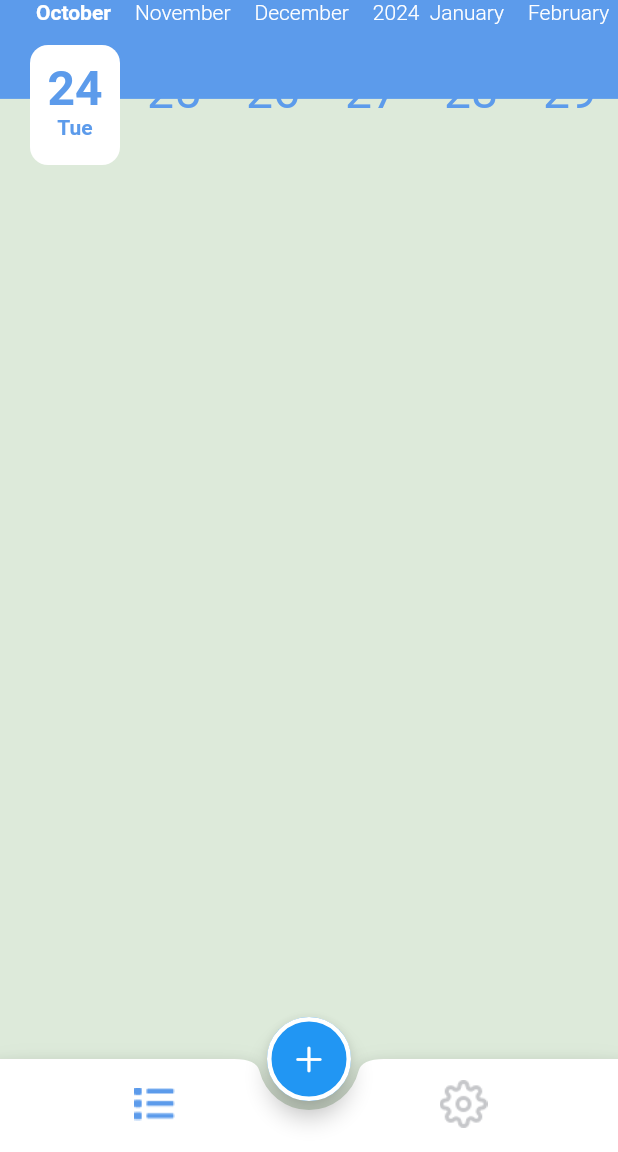
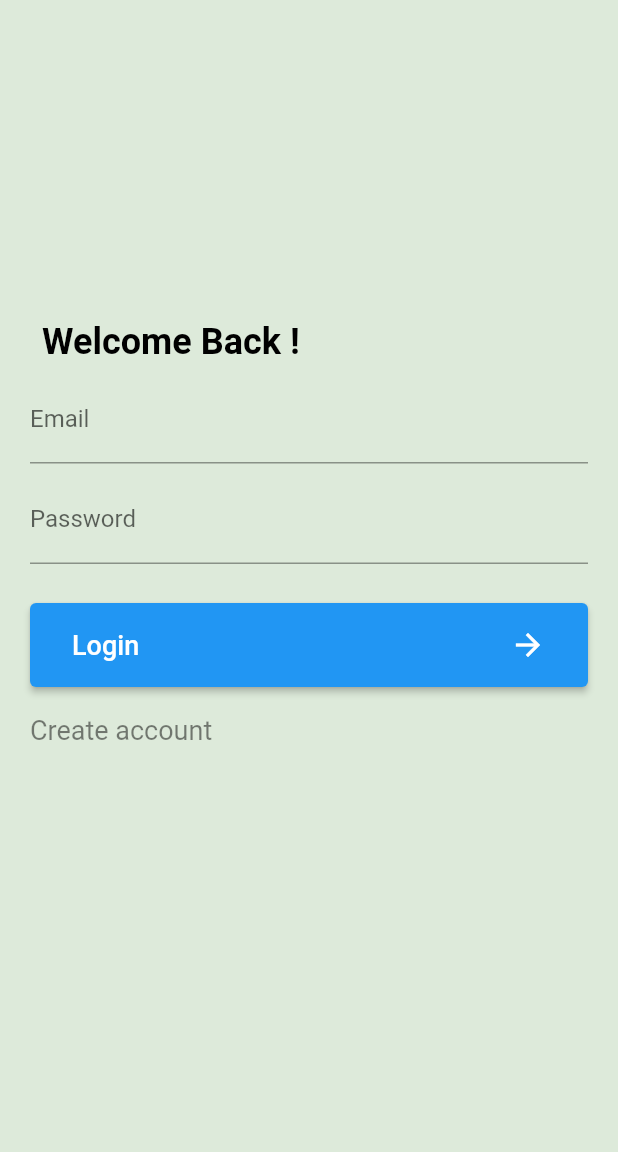
Before and after one commit to amrabdalsattar/todo_app, a Flutter app: the screen it shows after launch, on a phone screen of 412 x 824 dp, the part 84-1236 px from its top. Run offline on Flutter 3.47's test engine with Material 2 defaults, Android fonts, the phone set to English and light mode, and no system bars; drawn by our look-alikes of calendar_timeline; our stand-ins replace cloud_firestore, firebase_auth, firebase_core, flutter_slidable; accounts and stored records are empty.

```diff
--- a/lib/app.dart
+++ b/lib/app.dart
@@ -1,3 +1,5 @@
+import 'package:assignment_five_flutter/screens/auth/login/login.dart';
+import 'package:assignment_five_flutter/screens/auth/register/register.dart';
 import 'package:assignment_five_flutter/screens/home_screen.dart';
 import 'package:assignment_five_flutter/screens/splash.dart';
 import 'package:assignment_five_flutter/utils/app_theme.dart';
@@ -10,8 +12,11 @@ class MyApp extends StatelessWidget {
   Widget build(BuildContext context) {
     return MaterialApp(
       routes: {HomeScreen.routeName :(_) => const HomeScreen(),
-        Splash.routeName :(_) => const Splash()},
-      initialRoute: HomeScreen.routeName,
+        Splash.routeName :(_) => const Splash(),
+        RegisterScreen.routeName :(_) => RegisterScreen(),
+        LoginScreen.routeName :(_) => LoginScreen(),
+      },
+      initialRoute: LoginScreen.routeName,
       theme: AppThemes.lightTheme,
       debugShowCheckedModeBanner: false,
       home: const HomeScreen(),
--- /dev/null
+++ b/lib/screens/auth/login/login.dart
@@ -0,0 +1,95 @@
+import 'package:assignment_five_flutter/screens/auth/register/register.dart';
+import 'package:assignment_five_flutter/utils/colors.dart';
+import 'package:flutter/material.dart';
+
+import '../../../components/app_bar.dart';
+
+class LoginScreen extends StatelessWidget {
+  String email = "";
+  String password = "";
+  static const routeName = "login";
+
+  LoginScreen({super.key});
+
+  @override
+  Widget build(BuildContext context) {
+    return Scaffold(
+      appBar: const PreferredSize(
+        preferredSize: Size.fromHeight(kToolbarHeight),
+        child: AppBarGuide(),
+      ),
+      body: SingleChildScrollView(
+        child: Padding(
+          padding: const EdgeInsets.symmetric(horizontal: 20),
+          child: Column(
+            crossAxisAlignment: CrossAxisAlignment.stretch,
+            children: [
+              SizedBox(height: MediaQuery.of(context).size.height * 0.25),
+              const Padding(
+                padding: EdgeInsets.all(8.0),
+                child: Text(
+                  "Welcome Back !",
+                  textAlign: TextAlign.start,
+                  style: TextStyle(
+                      fontSize: 24,
+                      color: AppColor.black,
+                      fontWeight: FontWeight.bold),
+                ),
+              ),
+              TextFormField(
+                onChanged: (text) {
+                  email = text;
+                },
+                decoration: const InputDecoration(
+                  label: Text("Email"),
+                ),
+              ),
+              const SizedBox(
+                height: 8,
+              ),
+              TextFormField(
+                obscureText: true,
+                onChanged: (text) {
+                  password = text;
+                },
+                decoration: const InputDecoration(
+                  label: Text("Password"),
+                ),
+              ),
+              const SizedBox(
+                height: 26,
+              ),
+              ElevatedButton(
+                  onPressed: () {},
+                  child: const Padding(
+                    padding: EdgeInsets.symmetric(vertical: 16, horizontal: 12),
+                    child: Row(
+                      children: [
+                        Text(
+                          "Login",
+                          style: TextStyle(fontSize: 18),
+                        ),
+                        Spacer(),
+                        Icon(Icons.arrow_forward)
+                      ],
+                    ),
+                  )),
+              const SizedBox(
+                height: 18,
+              ),
+              InkWell(
+                onTap: () {
+                  Navigator.pushNamed(context, RegisterScreen.routeName);
+                },
+                child: const Text(
+                  "Create account",
+                  style: TextStyle(fontSize: 18, color: AppColor.liteBlack),
+                ),
+              )
+            ],
+          ),
+        ),
+      ),
+    );
+  }
+}
--- a/lib/utils/colors.dart
+++ b/lib/utils/colors.dart
@@ -16,6 +16,7 @@ class AppColor{
   static const Color transparent = Colors.transparent;
   static const Color white = Colors.white;
   static const Color black = Colors.black;
+  static const Color liteBlack = Color.fromARGB(126, 0, 0, 0);
   static const Color grey = Color.fromARGB(255, 198, 199, 202);
   static const Color lightGreen = Color.fromARGB(255, 96, 229, 87);
 
--- a/pubspec.yaml
+++ b/pubspec.yaml
@@ -43,7 +43,7 @@ dependencies:
   calendar_timeline: ^1.1.2
   firebase_core: ^2.17.0
   cloud_firestore: ^4.9.3
-  firebase_auth: ^4.11.0
+  firebase_auth: ^4.12.0
 
 dev_dependencies:
   flutter_test:
```
Also changed, not shown: lib/screens/auth/register/register.dart (added, +119 -0 lines), lib/utils/dialog_utils.dart (added, +37 -0 lines), pubspec.lock.
